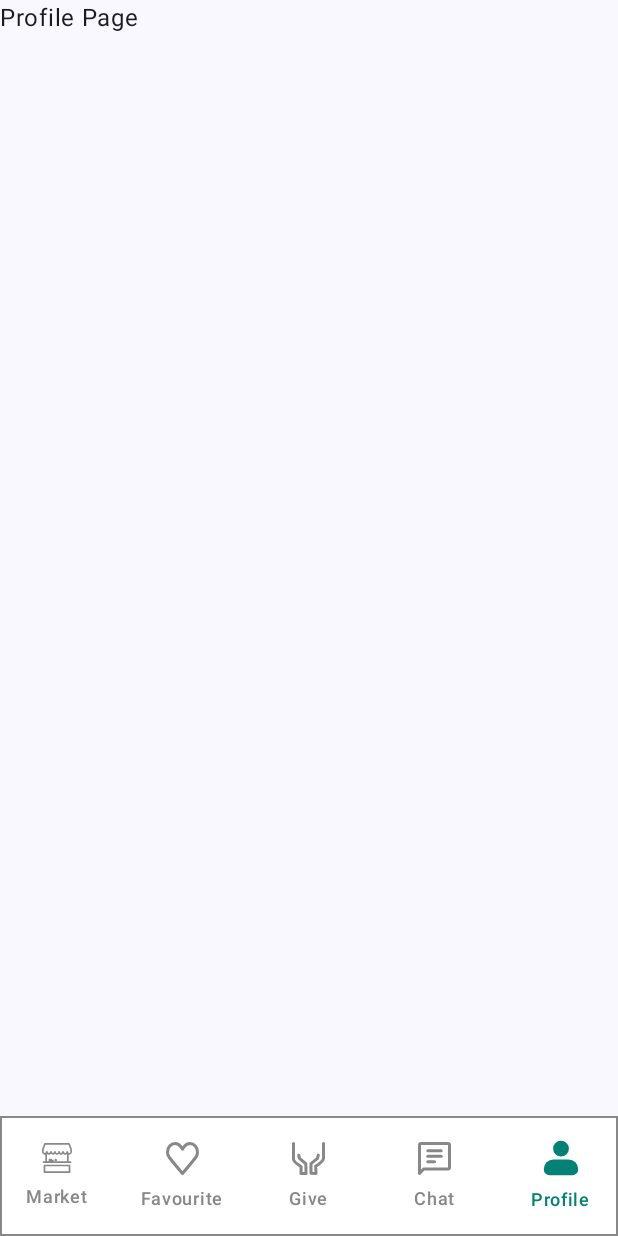
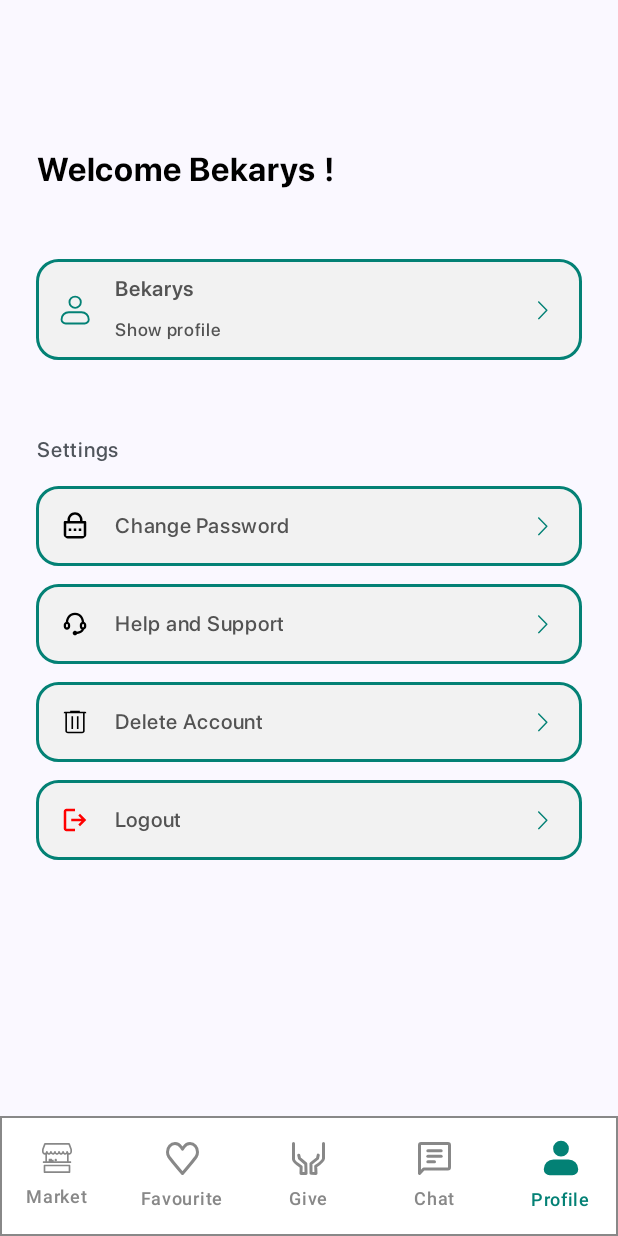
Before and after one commit to BekaBratan/Bolis, an Android app built with Jetpack Compose: the screen it shows after launch (HomeActivity), item 5 of the bottom bar chosen, on a phone screen of 412 x 824 dp. Run offline under Robolectric (Android 15) with nearby library versions, the phone set to English and light mode, and no system bars; Roboto replaces fonts that are not available here.

Commit message:
Add ProfilePage with user greeting and settings options; update Color and CustomButton components

```diff
--- a/app/src/main/java/com/example/bolis/HomeActivity.kt
+++ b/app/src/main/java/com/example/bolis/HomeActivity.kt
@@ -7,14 +7,12 @@ import androidx.activity.enableEdgeToEdge
 import androidx.compose.foundation.BorderStroke
 import androidx.compose.foundation.border
 import androidx.compose.foundation.layout.padding
-import androidx.compose.foundation.shape.RoundedCornerShape
 import androidx.compose.material3.Icon
 import androidx.compose.material3.NavigationBar
 import androidx.compose.material3.NavigationBarItem
 import androidx.compose.material3.NavigationBarItemDefaults
 import androidx.compose.material3.Scaffold
 import androidx.compose.material3.Text
-import androidx.compose.runtime.Composable
 import androidx.compose.runtime.getValue
 import androidx.compose.runtime.mutableIntStateOf
 import androidx.compose.runtime.remember
@@ -35,8 +33,7 @@ import com.example.bolis.presentation.home.ChatPage
 import com.example.bolis.presentation.home.FavouritePage
 import com.example.bolis.presentation.home.GivePage
 import com.example.bolis.presentation.home.MarketPage
-import com.example.bolis.presentation.home.ProfilePage
-import com.example.bolis.ui.theme.Black20
+import com.example.bolis.presentation.profile.ProfilePage
 import com.example.bolis.ui.theme.BolisTheme
 import com.example.bolis.ui.theme.Green50
 import kotlinx.serialization.Serializable
--- a/app/src/main/java/com/example/bolis/presentation/CustomButton.kt
+++ b/app/src/main/java/com/example/bolis/presentation/CustomButton.kt
@@ -7,6 +7,7 @@ import androidx.compose.foundation.border
 import androidx.compose.foundation.clickable
 import androidx.compose.foundation.layout.Arrangement
 import androidx.compose.foundation.layout.Box
+import androidx.compose.foundation.layout.Column
 import androidx.compose.foundation.layout.Row
 import androidx.compose.foundation.layout.fillMaxSize
 import androidx.compose.foundation.layout.fillMaxWidth
@@ -300,7 +301,66 @@ fun Logo () {
 
 @Preview
 @Composable
-fun ProfileButton(name: String = "Button", onClick: () -> Unit = {}, icon: Int = R.drawable.ic_lock) {
+fun ProfileButton(name: String = "Button", onClick: () -> Unit = {}) {
+    Row(
+        modifier = Modifier
+            .fillMaxWidth()
+            .height(67.dp)
+            .border(2.dp, Green50, RoundedCornerShape(15.dp))
+            .clip(shape = RoundedCornerShape(15.dp))
+            .background(Grey10)
+            .clickable(onClick = { onClick() })
+            .padding(horizontal = 16.dp),
+        verticalAlignment = Alignment.CenterVertically,
+    ) {
+        Image(
+            painter = painterResource(R.drawable.ic_profile_stroke),
+            contentScale = ContentScale.Fit,
+            contentDescription = "show",
+            modifier = Modifier
+                .size(20.dp)
+                .clickable(onClick = {
+                })
+        )
+        Column(
+            Modifier
+                .weight(1f)
+                .padding(horizontal = 16.dp),
+            verticalArrangement = Arrangement.spacedBy(3.dp)
+        ) {
+            Text(
+                text = name,
+                fontSize = 14.sp,
+                fontWeight = FontWeight(600),
+                textAlign = TextAlign.Center,
+                fontFamily = fontFamily,
+                color = Grey50
+            )
+            Text(
+                text = "Show profile",
+                fontSize = 12.sp,
+                fontWeight = FontWeight(500),
+                textAlign = TextAlign.Center,
+                fontFamily = fontFamily,
+                color = Grey50
+            )
+        }
+        Image(
+            painter = painterResource(R.drawable.ic_arrow_right),
+            contentScale = ContentScale.Fit,
+            contentDescription = "show",
+            modifier = Modifier
+                .size(20.dp)
+                .clip(CircleShape)
+                .clickable(onClick = {
+                })
+        )
+    }
+}
+
+@Preview
+@Composable
+fun SettingsButton(name: String = "Button", onClick: () -> Unit = {}, icon: Int = R.drawable.ic_lock) {
     Row(
         modifier = Modifier
             .fillMaxWidth()
--- a/app/src/main/java/com/example/bolis/presentation/home/ProfilePage.kt
+++ /dev/null
@@ -1,9 +0,0 @@
-package com.example.bolis.presentation.home
-
-import androidx.compose.material3.Text
-import androidx.compose.runtime.Composable
-
-@Composable
-fun ProfilePage() {
-    Text("Profile Page")
-}
--- /dev/null
+++ b/app/src/main/java/com/example/bolis/presentation/profile/ProfilePage.kt
@@ -0,0 +1,57 @@
+package com.example.bolis.presentation.profile
+
+import androidx.compose.foundation.layout.Arrangement
+import androidx.compose.foundation.layout.Column
+import androidx.compose.foundation.layout.Spacer
+import androidx.compose.foundation.layout.fillMaxSize
+import androidx.compose.foundation.layout.padding
+import androidx.compose.foundation.layout.size
+import androidx.compose.material3.Text
+import androidx.compose.runtime.Composable
+import androidx.compose.ui.Modifier
+import androidx.compose.ui.text.font.FontWeight
+import androidx.compose.ui.text.style.TextAlign
+import androidx.compose.ui.tooling.preview.Preview
+import androidx.compose.ui.unit.dp
+import androidx.compose.ui.unit.sp
+import com.example.bolis.R
+import com.example.bolis.presentation.ProfileButton
+import com.example.bolis.presentation.SettingsButton
+import com.example.bolis.ui.theme.Black50
+import com.example.bolis.ui.theme.Grey40
+import com.example.bolis.ui.theme.fontFamily
+
+@Preview
+@Composable
+fun ProfilePage() {
+    Column(
+        modifier = Modifier
+            .padding(top = 100.dp, start = 24.dp, end = 24.dp)
+            .fillMaxSize(),
+        verticalArrangement = Arrangement.spacedBy(12.dp)
+    ) {
+        Text(
+            text = "Welcome Bekarys !",
+            fontSize = 22.sp,
+            fontWeight = FontWeight(700),
+            textAlign = TextAlign.Center,
+            fontFamily = fontFamily,
+            color = Black50
+        )
+        Spacer(Modifier.size(22.dp))
+        ProfileButton(name = "Bekarys", onClick = {})
+        Spacer(Modifier.size(24.dp))
+        Text(
+            text = "Settings",
+            fontSize = 14.sp,
+            fontWeight = FontWeight(500),
+            textAlign = TextAlign.Center,
+            fontFamily = fontFamily,
+            color = Grey40
+        )
+        SettingsButton(name = "Change Password", onClick = {}, icon = R.drawable.ic_lock)
+        SettingsButton(name = "Help and Support", onClick = {}, icon = R.drawable.ic_headphone)
+        SettingsButton(name = "Delete Account", onClick = {}, icon = R.drawable.ic_trash)
+        SettingsButton(name = "Logout", onClick = {}, icon = R.drawable.ic_logout)
+    }
+}
--- a/app/src/main/java/com/example/bolis/ui/theme/Color.kt
+++ b/app/src/main/java/com/example/bolis/ui/theme/Color.kt
@@ -29,5 +29,6 @@ val Dark10 = Color(0xFF1A3A2F)
 val White50 = Color(0xFFFFFFFF)
 
 val Grey50 = Color(0xFF535353)
+val Grey40 = Color(0xFF50555C)
 val Grey20 = Color(0xFFA6A6A6)
 val Grey10 = Color(0xFFF2F2F2)
```
